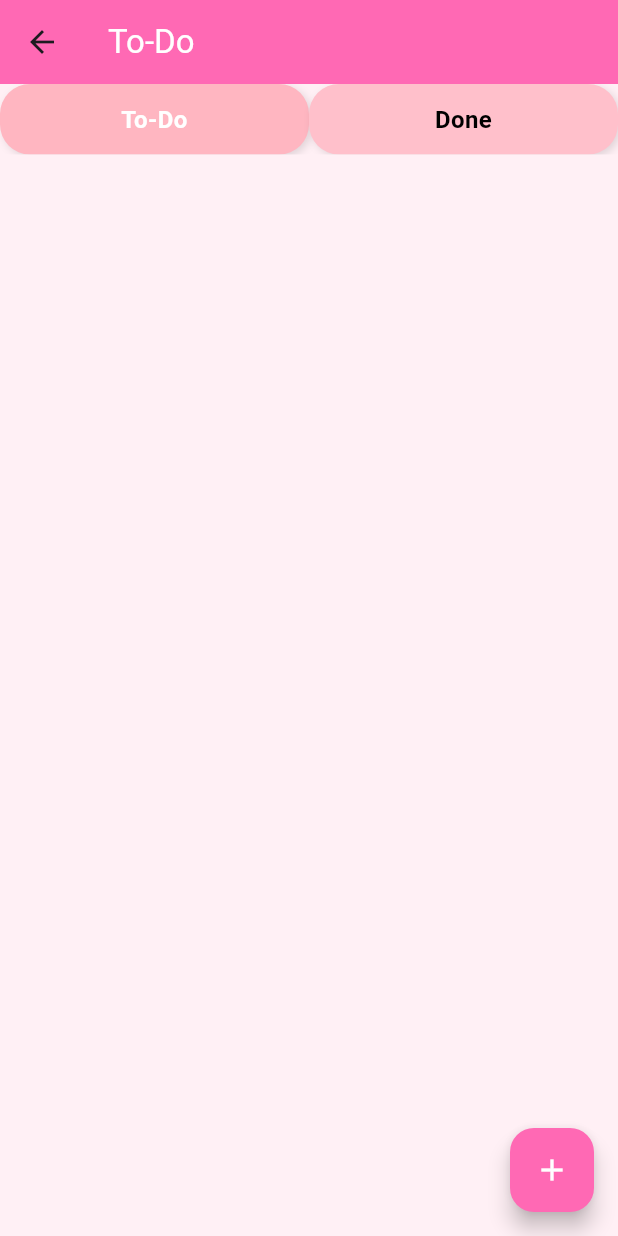
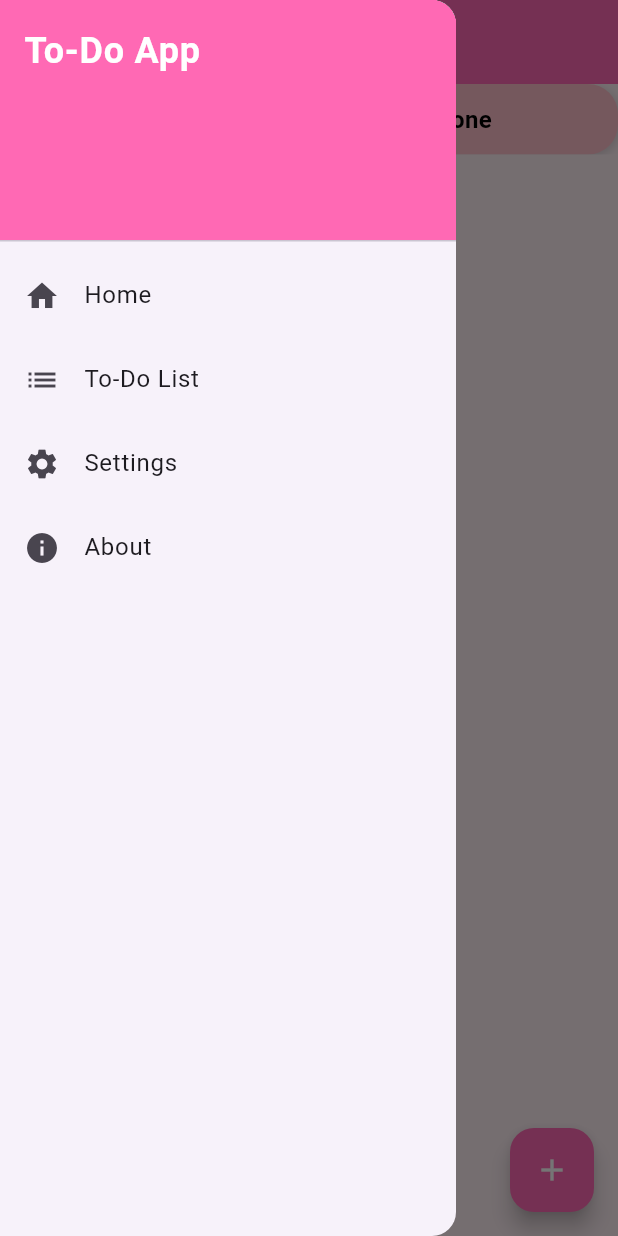
Before and after one commit to EsraaHassann/todo_list_finalproj, a Flutter app: the ToDoScreen screen opened directly, with the side drawer open (before the commit the screen has no drawer), on a phone screen of 412 x 824 dp. Run offline on Flutter 3.47's test engine with Material 3 defaults, Android fonts, the phone set to English and light mode, and no system bars; our stand-ins replace cloud_firestore, firebase_core; accounts and stored records are empty.

Commit message:
Update todo_screen.dart
drawer

```diff
--- a/lib/screens/todo_screen.dart
+++ b/lib/screens/todo_screen.dart
@@ -85,12 +85,64 @@ class _ToDoScreenState extends State<ToDoScreen> {
   @override
   Widget build(BuildContext context) {
     return Scaffold(
-      backgroundColor: const Color(0xFFFFF0F5),
       appBar: AppBar(
         title: const Text("To-Do", style: TextStyle(color: Colors.white)),
         backgroundColor: const Color(0xFFFF69B4),
         elevation: 0,
       ),
+      drawer: Drawer(
+        child: ListView(
+          padding: EdgeInsets.zero,
+          children: [
+            const DrawerHeader(
+              decoration: BoxDecoration(
+                color: Color(0xFFFF69B4),
+              ),
+              child: Text(
+                'To-Do App',
+                style: TextStyle(
+                  color: Colors.white,
+                  fontSize: 24,
+                  fontWeight: FontWeight.bold,
+                ),
+              ),
+            ),
+            ListTile(
+              leading: const Icon(Icons.home),
+              title: const Text('Home'),
+              onTap: () {
+                Navigator.pop(context); // Close the drawer
+                Navigator.pop(context); // Go back to HomeScreen
+              },
+            ),
+            ListTile(
+              leading: const Icon(Icons.list),
+              title: const Text('To-Do List'),
+              onTap: () {
+                Navigator.pop(context); // Close the drawer
+                // Stay on the To-Do screen
+              },
+            ),
+            ListTile(
+              leading: const Icon(Icons.settings),
+              title: const Text('Settings'),
+              onTap: () {
+                Navigator.pop(context); // Close the drawer
+                // Navigate to settings or other pages
+              },
+            ),
+            ListTile(
+              leading: const Icon(Icons.info),
+              title: const Text('About'),
+              onTap: () {
+                Navigator.pop(context); // Close the drawer
+                // Navigate to About page if needed
+              },
+            ),
+          ],
+        ),
+      ),
+      backgroundColor: const Color(0xFFFFF0F5),
       body: Column(
         children: [
           Row(
@@ -117,14 +169,16 @@ class _ToDoScreenState extends State<ToDoScreen> {
                   }
 
                   final tasks = snapshot.data?.docs
-    .map((doc) => Task.fromFirestore(doc.data() as Map<String, dynamic>, doc.id))
-    .toList() ?? [];
-
+                          .map((doc) => Task.fromFirestore(
+                              doc.data() as Map<String, dynamic>, doc.id))
+                          .toList() ??
+                      [];
 
                   // Filter tasks based on selected tab
                   final filteredTasks = tasks.where((task) {
                     if (selectedTab == 0) {
-                      return !task.isCompleted; // To-Do: Tasks that are not completed
+                      return !task
+                          .isCompleted; // To-Do: Tasks that are not completed
                     } else {
                       return task.isCompleted; // Done: Tasks that are completed
                     }
@@ -136,8 +190,10 @@ class _ToDoScreenState extends State<ToDoScreen> {
                       final task = filteredTasks[index];
                       return TaskCard(
                         task: task,
-                        onMark: () => markTask(task), // Mark task as done or undone
-                        onEdit: (task) => _showTaskDialog(task: task), // Edit task
+                        onMark: () =>
+                            markTask(task), // Mark task as done or undone
+                        onEdit: (task) =>
+                            _showTaskDialog(task: task), // Edit task
                         onDelete: () => deleteTask(task), // Delete task
                       );
                     },
```
